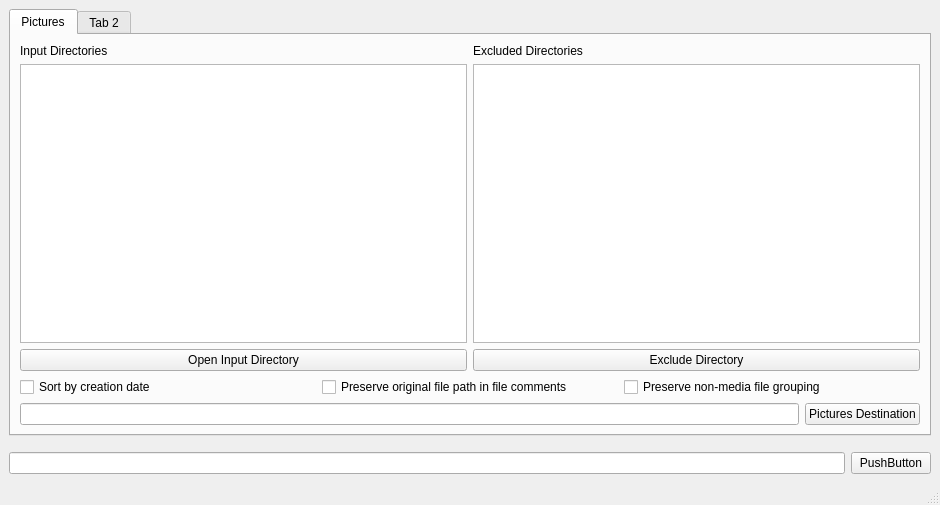
First picture: the form in file-sorter/mainwindow.ui, repository c-4422/file-organizer, before the edit.
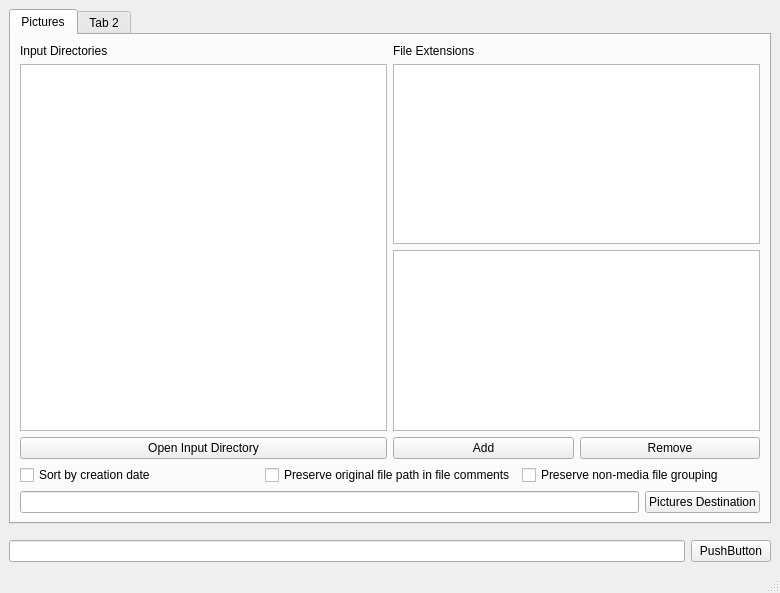
Second picture: the form after the edit.

Diff of the .ui file:
```diff
--- a/file-sorter/mainwindow.ui
+++ b/file-sorter/mainwindow.ui
@@ -6,8 +6,8 @@
    <rect>
     <x>0</x>
     <y>0</y>
-    <width>940</width>
-    <height>505</height>
+    <width>780</width>
+    <height>593</height>
    </rect>
   </property>
   <property name="windowTitle">
@@ -53,7 +53,7 @@
             <item>
              <widget class="QLabel" name="label_2">
               <property name="text">
-               <string>Excluded Directories</string>
+               <string>File Extensions</string>
               </property>
              </widget>
             </item>
@@ -61,11 +61,28 @@
              <widget class="QListView" name="listView"/>
             </item>
             <item>
-             <widget class="QPushButton" name="pushButton">
-              <property name="text">
-               <string>Exclude Directory</string>
+             <widget class="QListWidget" name="listWidget"/>
+            </item>
+            <item>
+             <layout class="QHBoxLayout" name="horizontalLayout_3">
+              <property name="topMargin">
+               <number>0</number>
               </property>
-             </widget>
+              <item>
+               <widget class="QPushButton" name="pushButton">
+                <property name="text">
+                 <string>Add</string>
+                </property>
+               </widget>
+              </item>
+              <item>
+               <widget class="QPushButton" name="pushButton_4">
+                <property name="text">
+                 <string>Remove</string>
+                </property>
+               </widget>
+              </item>
+             </layout>
             </item>
            </layout>
           </item>
```
Left out of the diff: 6 changed lines with no effect on the pictures.
